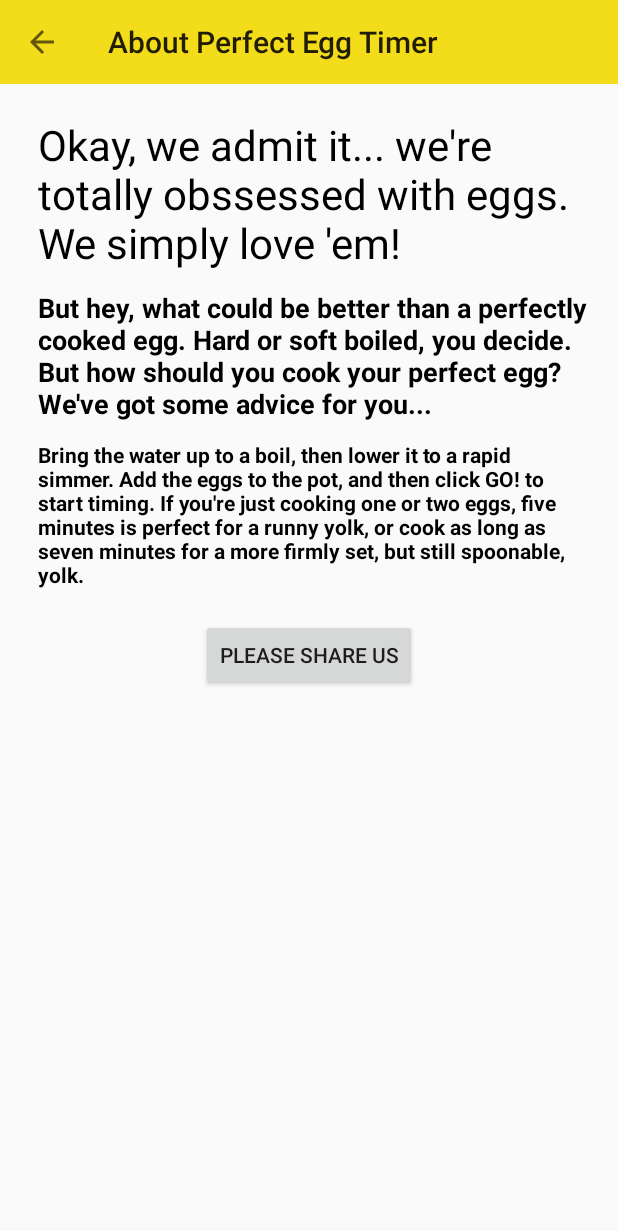
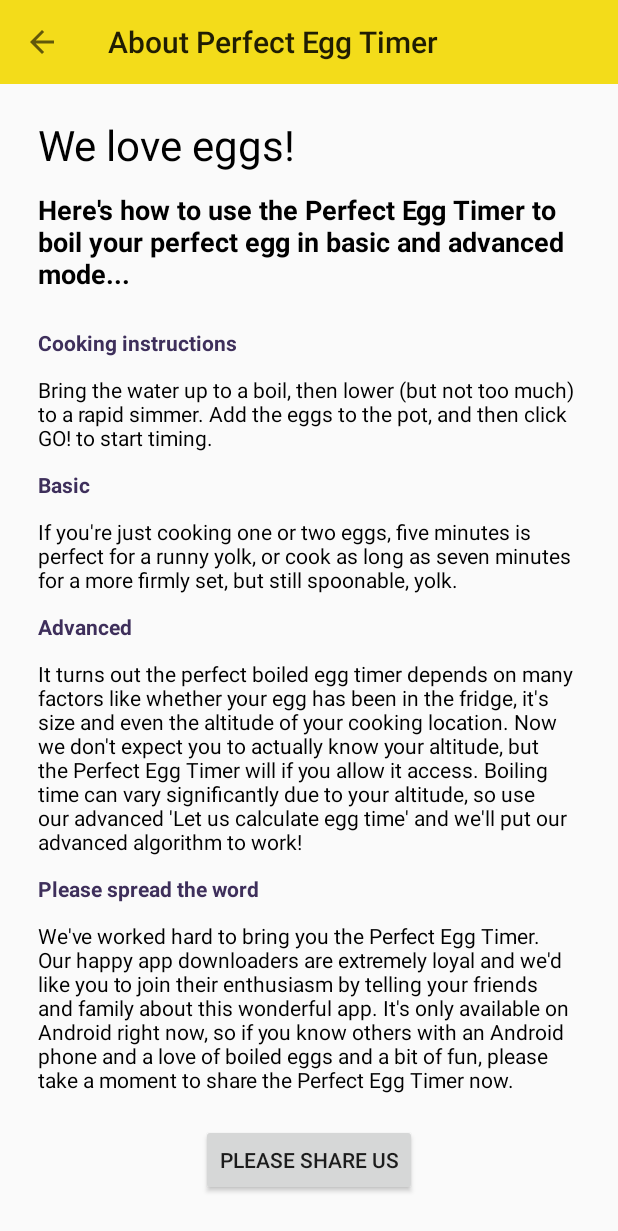
Before and after one commit to abhi7054/Egg_Timer, an Android app: the About screen opened directly, with no data from a screen before it, on a phone screen of 412 x 824 dp. Shown: the top 1231 px of the screen. Run offline under Robolectric (Android 15) with nearby library versions, the phone set to English and light mode, and no system bars; our stand-ins replace AdMob.

Commit message:
V2 of app with algo for egg time included. Tested at lunch and worked very nicely :-) Also updated ABOUT page to incorporate new features.

```diff
--- a/app/build.gradle
+++ b/app/build.gradle
@@ -11,8 +11,8 @@
         applicationId "org.reallysimpleapps.eggtimer"
         minSdkVersion 16
         targetSdkVersion 23
-        versionCode 16
-        versionName "1.85.5"
+        versionCode 17
+        versionName "2.00.0"
     }
     buildTypes {
         release {
--- a/app/src/main/AndroidManifest.xml
+++ b/app/src/main/AndroidManifest.xml
@@ -40,7 +40,9 @@
             android:label="Time&apos;s Up"
             android:parentActivityName=".MainActivity">
         </activity>
-        <activity android:name=".Advanced">
+        <activity
+            android:name=".Advanced"
+            android:parentActivityName=".MainActivity">
         </activity>
     </application>
 
--- a/app/src/main/java/org/reallysimpleapps/eggtimer/MainActivity.java
+++ b/app/src/main/java/org/reallysimpleapps/eggtimer/MainActivity.java
@@ -40,7 +40,7 @@
     TextView timerTextView;
     TextView setDefaultTime;
     Button controllerBtn;
-    Button advancedBtn;
+    TextView advancedBtn;
     ImageView inviteFriends;
     Boolean counterIsActive = false;
     Boolean controlBtnIsAgain = false;
@@ -261,8 +261,8 @@
         mAdView.loadAd(adRequest);
 
         Toolbar toolbar = (Toolbar) findViewById(R.id.toolbar);
-        setDefaultTime = (TextView) findViewById(R.id.makeDefaultTextView);
-        advancedBtn = (Button) findViewById(R.id.advancedBtn);
+        setDefaultTime = (TextView) findViewById(R.id.selectFromTheFollowing);
+        advancedBtn = (TextView) findViewById(R.id.advancedBtn);
 
         setSupportActionBar(toolbar);
         toolbar.setLogo(R.mipmap.ic_launcher);
--- a/app/src/main/res/layout/activity_about.xml
+++ b/app/src/main/res/layout/activity_about.xml
@@ -22,7 +22,7 @@
             android:layout_marginLeft="25dp"
             android:layout_marginRight="20dp"
             android:layout_marginTop="77dp"
-            android:text="@string/okay_we_admit_it_we_re_totally_obssessed_with_eggs_we_simply_love_em"
+            android:text="@string/About_Egg_Heading"
             android:textColor="#000000"
             android:textSize="28sp" />
 
@@ -34,45 +34,128 @@
             android:layout_marginLeft="25dp"
             android:layout_marginRight="20dp"
             android:layout_marginTop="12dp"
-            android:text="@string/but_hey_what_could_be_better_than_a_perfectly_cooked_egg_hard_or_soft_boiled_you_decide_but_how_should_you_cook_your_perfect_egg_we_ve_got_some_advice_for_you"
+            android:text="@string/About_Egg_Heading2"
             android:textColor="#000000"
             android:textSize="18sp"
             android:textStyle="bold" />
 
         <TextView
+            android:layout_width="wrap_content"
+            android:layout_height="wrap_content"
+            android:id="@+id/cookingInstructions"
+            android:textStyle="bold"
+            android:layout_marginLeft="25dp"
+            android:layout_marginRight="20dp"
+            android:text="Cooking instructions"
+            android:layout_below="@id/eggMain"
+            android:textColor="@color/colorPrimaryDark"
+            android:layout_marginTop="24dp"/>
+
+        <TextView
             android:id="@+id/eggAdvice"
             android:layout_width="wrap_content"
             android:layout_height="wrap_content"
-            android:layout_below="@id/eggMain"
+            android:layout_below="@id/cookingInstructions"
             android:layout_marginLeft="25dp"
             android:layout_marginRight="20dp"
             android:layout_marginTop="12dp"
-            android:text="@string/bring_the_water_up_to_a_boil_then_lower_it_to_a_rapid_simmer_add_the_eggs_to_the_pot_and_then_click_go_to_start_timing_if_you_re_just_cooking_one_or_two_eggs_five_minutes_is_perfect_for_a_runny_yolk_or_cook_as_long_as_seven_minutes_for_a_more_firmly_set_but_still_spoonable_yolk"
+            android:text="@string/About_egg_cook_general_instructions"
             android:textColor="#000000"
+            android:textSize="14sp"
+             />
+
+        <TextView
+            android:id="@+id/eggAdvice2"
+            android:layout_width="wrap_content"
+            android:layout_height="wrap_content"
+            android:layout_below="@id/eggAdvice"
+            android:layout_marginLeft="25dp"
+            android:layout_marginRight="20dp"
+            android:layout_marginTop="12dp"
+            android:text="Basic"
+            android:textColor="@color/colorPrimaryDark"
             android:textSize="14sp"
             android:textStyle="bold" />
 
-        <LinearLayout
-            android:layout_width="match_parent"
+        <TextView
+            android:id="@+id/eggAdvice3"
+            android:layout_width="wrap_content"
             android:layout_height="wrap_content"
-            android:layout_below="@id/eggAdvice"
-            android:layout_centerHorizontal="true"
-            android:gravity="center_horizontal">
+            android:layout_below="@id/eggAdvice2"
+            android:layout_marginLeft="25dp"
+            android:layout_marginRight="20dp"
+            android:layout_marginTop="12dp"
+            android:text="@string/About_egg_cook_basic_instructions"
+            android:textColor="#000000"
+            android:textSize="14sp"
+            />
+
+        <TextView
+            android:id="@+id/eggAdvice4"
+            android:layout_width="wrap_content"
+            android:layout_height="wrap_content"
+            android:layout_below="@id/eggAdvice3"
+            android:layout_marginLeft="25dp"
+            android:layout_marginRight="20dp"
+            android:layout_marginTop="12dp"
+            android:text="Advanced"
+            android:textColor="@color/colorPrimaryDark"
+            android:textSize="14sp"
+            android:textStyle="bold" />
+
+        <TextView
+            android:id="@+id/eggAdvice5"
+            android:layout_width="wrap_content"
+            android:layout_height="wrap_content"
+            android:layout_below="@id/eggAdvice4"
+            android:layout_marginLeft="25dp"
+            android:layout_marginRight="20dp"
+            android:layout_marginTop="12dp"
+            android:text="@string/About_egg_cook_advanced_instructions"
+            android:textColor="#000000"
+            android:textSize="14sp"
+            />
+
+        <TextView
+            android:id="@+id/eggAdvice6"
+            android:layout_width="wrap_content"
+            android:layout_height="wrap_content"
+            android:layout_below="@id/eggAdvice5"
+            android:layout_marginLeft="25dp"
+            android:layout_marginRight="20dp"
+            android:layout_marginTop="12dp"
+            android:text="Please spread the word"
+            android:textColor="@color/colorPrimaryDark"
+            android:textSize="14sp"
+            android:textStyle="bold" />
+
+        <TextView
+            android:id="@+id/eggAdvice7"
+            android:layout_width="wrap_content"
+            android:layout_height="wrap_content"
+            android:layout_below="@id/eggAdvice6"
+            android:layout_marginLeft="25dp"
+            android:layout_marginRight="20dp"
+            android:layout_marginTop="12dp"
+            android:text="@string/spread_the_word"
+            android:textColor="#000000"
+            android:textSize="14sp" />
+
+
+
 
             <Button
                 android:id="@+id/shareUs"
                 style="?android:attr/buttonStyleSmall"
                 android:layout_width="wrap_content"
                 android:layout_height="wrap_content"
-                android:layout_below="@+id/eggAdvice"
+                android:layout_below="@+id/eggAdvice7"
                 android:layout_centerHorizontal="true"
                 android:layout_centerInParent="true"
                 android:layout_marginTop="20dp"
+                android:layout_marginBottom="24dp"
                 android:onClick="shareUs"
                 android:text="@string/please_share_us" />
-
-
-        </LinearLayout>
 
 
     </RelativeLayout>
--- a/app/src/main/res/values/colors.xml
+++ b/app/src/main/res/values/colors.xml
@@ -1,6 +1,6 @@
 <?xml version="1.0" encoding="utf-8"?>
 <resources>
     <color name="colorPrimary">#F3DC1A</color>
-    <color name="colorPrimaryDark">#3E2F5B</color>
+    <color name="colorPrimaryDark">#3e2f5b</color>
     <color name="colorAccent">#ff2ecc</color>
 </resources>
--- a/app/src/main/res/values/strings.xml
+++ b/app/src/main/res/values/strings.xml
@@ -15,9 +15,12 @@
     <string name="you_ve_just_cooked_your_perfect_egg_take_a_snap_and_share_it_with_your_friends_using_perfectegg">You\'ve just cooked your perfect egg. Take a snap and share it with your friends using #PerfectEgg</string>
     <string name="snap_your_egg_and_share">Snap your egg and share!</string>
     <string name="the_perfect_egg_timer">The Perfect Egg Timer</string>
-    <string name="okay_we_admit_it_we_re_totally_obssessed_with_eggs_we_simply_love_em">Okay, we admit it... we\'re totally obssessed with eggs. We simply love \'em!</string>
-    <string name="but_hey_what_could_be_better_than_a_perfectly_cooked_egg_hard_or_soft_boiled_you_decide_but_how_should_you_cook_your_perfect_egg_we_ve_got_some_advice_for_you">But hey, what could be better than a perfectly cooked egg. Hard or soft boiled, you decide. But how should you cook your perfect egg? We\'ve got some advice for you...</string>
-    <string name="bring_the_water_up_to_a_boil_then_lower_it_to_a_rapid_simmer_add_the_eggs_to_the_pot_and_then_click_go_to_start_timing_if_you_re_just_cooking_one_or_two_eggs_five_minutes_is_perfect_for_a_runny_yolk_or_cook_as_long_as_seven_minutes_for_a_more_firmly_set_but_still_spoonable_yolk">Bring the water up to a boil, then lower it to a rapid simmer. Add the eggs to the pot, and then click GO! to start timing. If you\'re just cooking one or two eggs, five minutes is perfect for a runny yolk, or cook as long as seven minutes for a more firmly set, but still spoonable, yolk.</string>
+    <string name="About_Egg_Heading">We love eggs!</string>
+    <string name="About_Egg_Heading2">Here\'s how to use the Perfect Egg Timer to boil your perfect egg in basic and advanced mode...</string>
+    <string name="About_egg_cook_general_instructions">Bring the water up to a boil, then lower (but not too much) to a rapid simmer. Add the eggs to the pot, and then click GO! to start timing.</string>
+    <string name="About_egg_cook_basic_instructions">If you\'re just cooking one or two eggs, five minutes is perfect for a runny yolk, or cook as long as seven minutes for a more firmly set, but still spoonable, yolk.</string>
+    <string name="About_egg_cook_advanced_instructions">It turns out the perfect boiled egg timer depends on many factors like whether your egg has been in the fridge, it\'s size and even the altitude of your cooking location. Now we don\'t expect you to actually know your altitude, but the Perfect Egg Timer will if you allow it access. Boiling time can vary significantly due to your altitude, so use our advanced \'Let us calculate egg time\' and we\'ll put our advanced algorithm to work!</string>
+    <string name="spread_the_word">We\'ve worked hard to bring you the Perfect Egg Timer. Our happy app downloaders are extremely loyal and we\'d like you to join their enthusiasm by telling your friends and family about this wonderful app. It\'s only available on Android right now, so if you know others with an Android phone and a love of boiled eggs and a bit of fun, please take a moment to share the Perfect Egg Timer now.</string>
     <string name="please_share_us">Please share us</string>
     <string name="back_to_timer">Back to timer</string>
     <string name="share">share</string>
@@ -52,7 +55,7 @@
 
     <string name="About_Perfect_Egg_Timer">About Perfect Egg Timer</string>
     <string name="deep_link_default" translatable="false">https://play.google.com/store/apps/details?id=org.reallysimpleapps.eggtimer</string>
-    <string name="use_our_algorithm_to_calculate_the_perfect_boiling_time_for_your_egg">Use our algorithm to calculate the perfect egg boil time</string>
+    <string name="use_our_algorithm_to_calculate_the_perfect_boiling_time_for_your_egg">Use our algorithm to calculate your perfect egg boil time</string>
     <string name="select_from_the_following">Select from the following</string>
     <string name="egg_size">Egg size</string>
     <string name="small">Small</string>
@@ -68,6 +71,7 @@
     <string name="recommended_time">Recommended:</string>
     <string name="time">Time</string>
     <string name="accept_recommended_time">Accept &amp; GO!</string>
-    <string name="let_us_calculate_for_you">Let us calculate egg time</string>
+    <string name="let_us_calculate_for_you"><u>Let us calculate egg time</u></string>
+    <string name="location">Location</string>
 
 </resources>
```
Also changed, not shown: app/src/main/java/org/reallysimpleapps/eggtimer/Advanced.java (+34 -34 lines), app/src/main/res/layout/activity_advanced.xml (+71 -64 lines), app/src/main/res/layout/activity_main.xml (+17 -12 lines).
